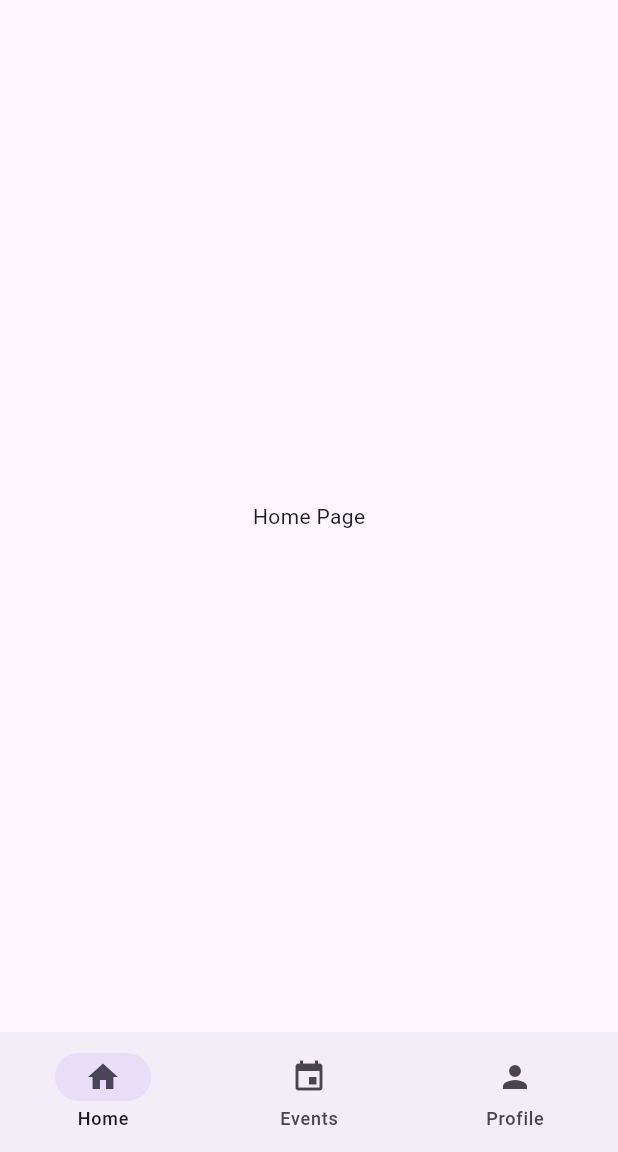
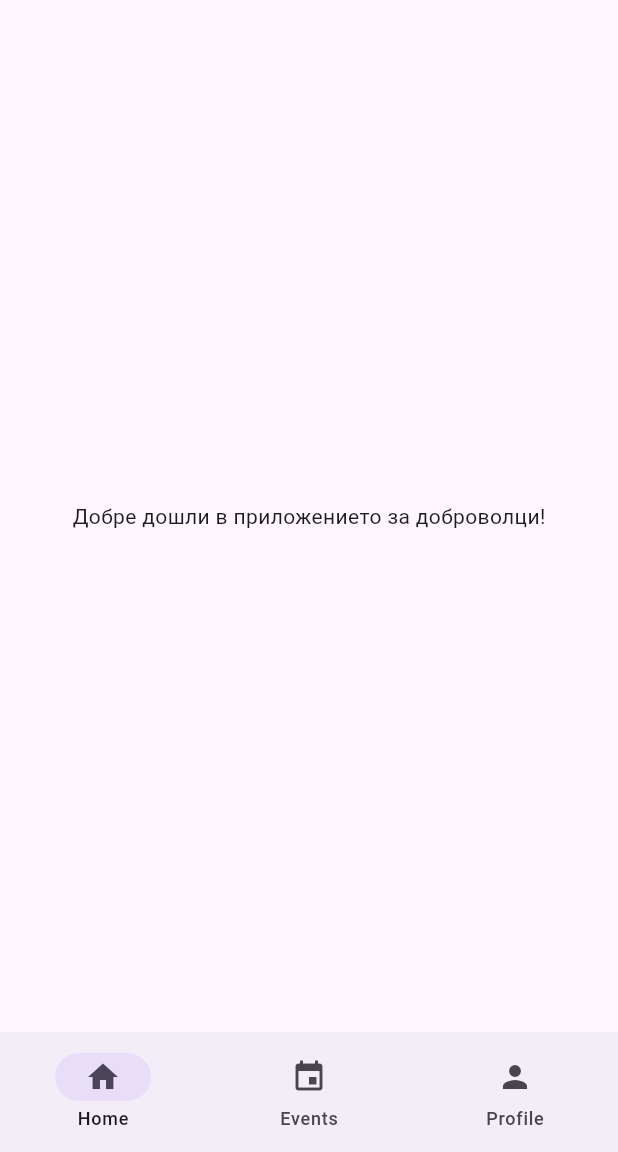
Before and after one commit to ZvezdiPro/Volunteer-Varna, a Flutter app: the screen it shows after launch, on a phone screen of 412 x 824 dp, the part 84-1236 px from its top. Run offline on Flutter 3.47's test engine with Material 3 defaults, Android fonts, the phone set to English and light mode, and no system bars.

Commit message:
Added HomeScreen widget

```diff
--- a/lib/main.dart
+++ b/lib/main.dart
@@ -1,4 +1,5 @@
 import 'package:flutter/material.dart';
+import 'package:volunteer_app/screens/home.dart';
 
 void main() {
   runApp(const VolunteerApp());
@@ -28,7 +29,7 @@ class _VolunteerAppState extends State<VolunteerApp> {
         ),
         body: <Widget>
         [
-          Center(child: Text('Home Page')),
+          HomeScreen(),
           Center(child: Text('Events Page')),
           Center(child: Text('Profile Page')),
         ][currentPageIndex],
--- a/lib/screens/home.dart
+++ b/lib/screens/home.dart
@@ -0,0 +1,23 @@
+import 'package:flutter/material.dart';
+
+class HomeScreen extends StatefulWidget {
+  const HomeScreen({super.key});
+
+  @override
+  State<HomeScreen> createState() => _HomeScreenState();
+}
+
+class _HomeScreenState extends State<HomeScreen> {
+  @override
+  Widget build(BuildContext context) {
+    return Scaffold(
+      // appBar: AppBar(
+      //   title: const Text('Начална страница'),
+      //   backgroundColor: Colors.green,
+      // ),
+      body: const Center(
+        child: Text('Добре дошли в приложението за доброволци!'),
+      ),
+    );
+  }
+}
```
